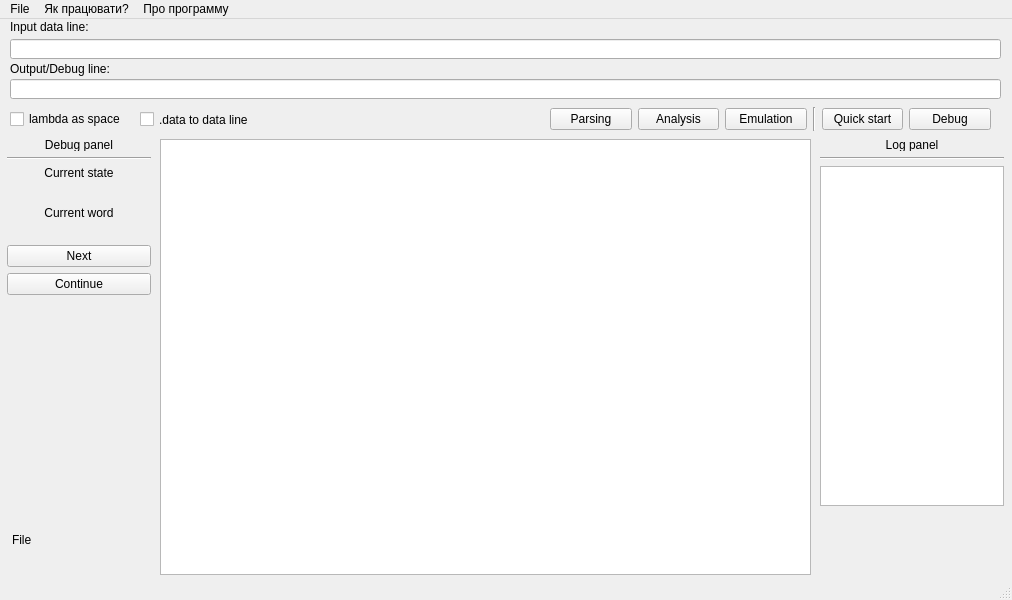
Old version of the form src/gui/mainwindow.ui in the repository Kaifolog/TME.
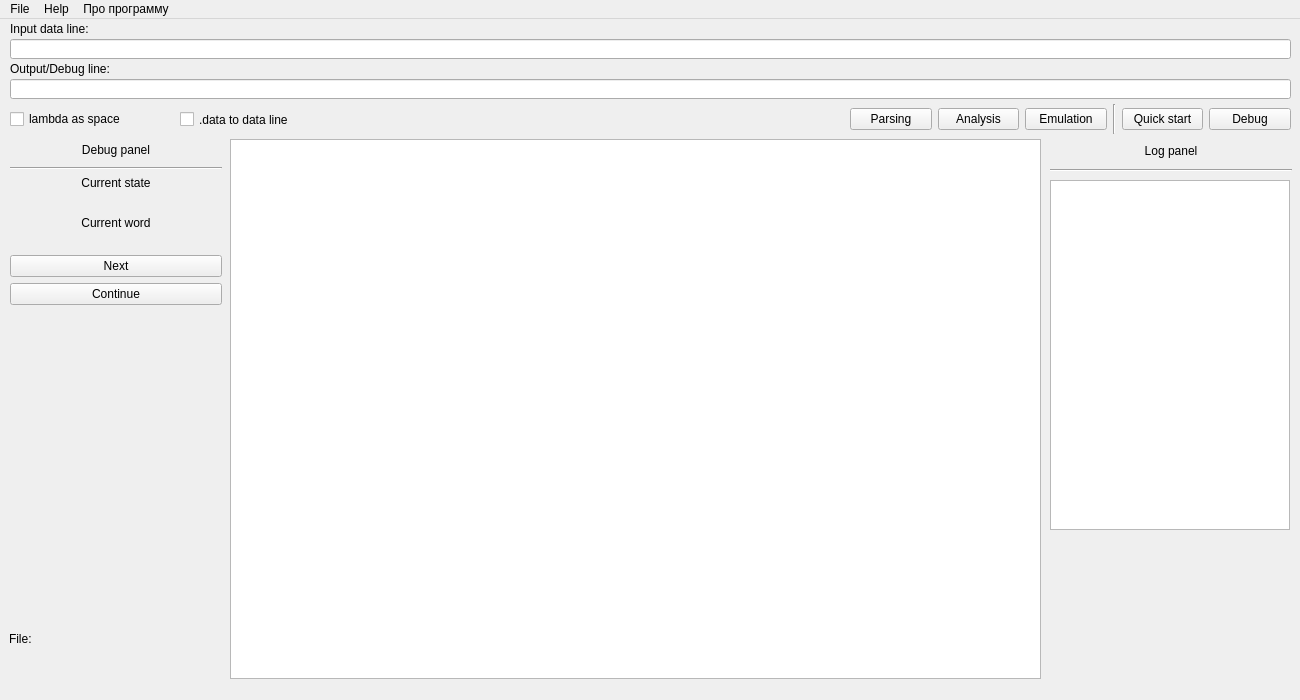
New version of the form.

Commit message: change(gui): makes window larger as well as parts of UI

```diff
--- a/src/gui/mainwindow.ui
+++ b/src/gui/mainwindow.ui
@@ -6,20 +6,20 @@
    <rect>
     <x>0</x>
     <y>0</y>
-    <width>1012</width>
-    <height>600</height>
+    <width>1300</width>
+    <height>700</height>
    </rect>
   </property>
   <property name="minimumSize">
    <size>
-    <width>1012</width>
-    <height>600</height>
+    <width>1300</width>
+    <height>700</height>
    </size>
   </property>
   <property name="maximumSize">
    <size>
-    <width>1012</width>
-    <height>600</height>
+    <width>1300</width>
+    <height>700</height>
    </size>
   </property>
   <property name="font">
@@ -47,24 +47,36 @@
    <widget class="QWidget" name="verticalLayoutWidget">
     <property name="geometry">
      <rect>
-      <x>0</x>
+      <x>10</x>
       <y>120</y>
-      <width>151</width>
+      <width>212</width>
       <height>231</height>
      </rect>
     </property>
     <layout class="QVBoxLayout" name="verticalLayout">
      <property name="leftMargin">
-      <number>7</number>
+      <number>0</number>
      </property>
      <item>
       <widget class="QLabel" name="label_8">
+       <property name="minimumSize">
+        <size>
+         <width>0</width>
+         <height>22</height>
+        </size>
+       </property>
        <property name="maximumSize">
         <size>
          <width>16777215</width>
-         <height>12</height>
+         <height>22</height>
         </size>
        </property>
+       <property name="font">
+        <font>
+         <family>Arial</family>
+         <pointsize>9</pointsize>
+        </font>
+       </property>
        <property name="layoutDirection">
         <enum>Qt::LeftToRight</enum>
        </property>
@@ -85,6 +97,12 @@
      </item>
      <item>
       <widget class="QLabel" name="label_2">
+       <property name="font">
+        <font>
+         <family>Arial</family>
+         <pointsize>9</pointsize>
+        </font>
+       </property>
        <property name="text">
         <string>Current state</string>
        </property>
@@ -95,6 +113,18 @@
      </item>
      <item>
       <widget class="QLabel" name="debugstatelbl">
+       <property name="minimumSize">
+        <size>
+         <width>210</width>
+         <height>0</height>
+        </size>
+       </property>
+       <property name="maximumSize">
+        <size>
+         <width>210</width>
+         <height>16777215</height>
+        </size>
+       </property>
        <property name="text">
         <string/>
        </property>
@@ -105,6 +135,12 @@
      </item>
      <item>
       <widget class="QLabel" name="label_4">
+       <property name="font">
+        <font>
+         <family>Arial</family>
+         <pointsize>9</pointsize>
+        </font>
+       </property>
        <property name="text">
         <string>Current word</string>
        </property>
@@ -115,6 +151,18 @@
      </item>
      <item>
       <widget class="QLabel" name="debugwordlbl">
+       <property name="minimumSize">
+        <size>
+         <width>210</width>
+         <height>0</height>
+        </size>
+       </property>
+       <property name="maximumSize">
+        <size>
+         <width>210</width>
+         <height>16777215</height>
+        </size>
+       </property>
        <property name="font">
         <font>
          <family>MS Shell Dlg 2</family>
@@ -134,6 +182,18 @@
      </item>
      <item>
       <widget class="QPushButton" name="debugnextbtn">
+       <property name="minimumSize">
+        <size>
+         <width>0</width>
+         <height>20</height>
+        </size>
+       </property>
+       <property name="font">
+        <font>
+         <family>Arial</family>
+         <pointsize>9</pointsize>
+        </font>
+       </property>
        <property name="text">
         <string>Next</string>
        </property>
@@ -141,6 +201,12 @@
      </item>
      <item>
       <widget class="QPushButton" name="skipButton">
+       <property name="font">
+        <font>
+         <family>Arial</family>
+         <pointsize>9</pointsize>
+        </font>
+       </property>
        <property name="text">
         <string>Continue</string>
        </property>
@@ -154,7 +220,7 @@
        <property name="sizeHint" stdset="0">
         <size>
          <width>20</width>
-         <height>40</height>
+         <height>10</height>
         </size>
        </property>
       </spacer>
@@ -164,24 +230,36 @@
    <widget class="QWidget" name="verticalLayoutWidget_2">
     <property name="geometry">
      <rect>
-      <x>820</x>
+      <x>1050</x>
       <y>120</y>
-      <width>191</width>
-      <height>441</height>
+      <width>242</width>
+      <height>463</height>
      </rect>
     </property>
     <layout class="QVBoxLayout" name="verticalLayout_2">
      <property name="rightMargin">
-      <number>7</number>
+      <number>0</number>
      </property>
      <item>
       <widget class="QLabel" name="label_6">
+       <property name="minimumSize">
+        <size>
+         <width>0</width>
+         <height>20</height>
+        </size>
+       </property>
        <property name="maximumSize">
         <size>
          <width>16777215</width>
-         <height>12</height>
+         <height>20</height>
         </size>
        </property>
+       <property name="font">
+        <font>
+         <family>Arial</family>
+         <pointsize>9</pointsize>
+        </font>
+       </property>
        <property name="text">
         <string>Log panel</string>
        </property>
@@ -202,10 +280,16 @@
        <property name="enabled">
         <bool>true</bool>
        </property>
+       <property name="minimumSize">
+        <size>
+         <width>240</width>
+         <height>350</height>
+        </size>
+       </property>
        <property name="maximumSize">
         <size>
-         <width>16777215</width>
-         <height>340</height>
+         <width>240</width>
+         <height>350</height>
         </size>
        </property>
        <property name="focusPolicy">
@@ -233,18 +317,11 @@
        <property name="sizeHint" stdset="0">
         <size>
          <width>20</width>
-         <height>20</height>
+         <height>70</height>
         </size>
        </property>
       </spacer>
      </item>
-     <item>
-      <widget class="QLabel" name="rowNumberLabel">
-       <property name="text">
-        <string/>
-       </property>
-      </widget>
-     </item>
     </layout>
    </widget>
    <widget class="QLineEdit" name="inputlineEdit">
@@ -252,7 +329,7 @@
      <rect>
       <x>10</x>
       <y>20</y>
-      <width>991</width>
+      <width>1281</width>
       <height>20</height>
      </rect>
     </property>
@@ -266,18 +343,24 @@
    <widget class="QWidget" name="horizontalLayoutWidget">
     <property name="geometry">
      <rect>
-      <x>550</x>
-      <y>80</y>
+      <x>850</x>
+      <y>75</y>
       <width>441</width>
-      <height>32</height>
+      <height>51</height>
      </rect>
     </property>
     <layout class="QHBoxLayout" name="horizontalLayout">
      <property name="topMargin">
-      <number>8</number>
+      <number>0</number>
      </property>
      <item>
       <widget class="QPushButton" name="parsingbtn">
+       <property name="font">
+        <font>
+         <family>Arial</family>
+         <pointsize>9</pointsize>
+        </font>
+       </property>
        <property name="text">
         <string>Parsing</string>
        </property>
@@ -285,6 +368,12 @@
      </item>
      <item>
       <widget class="QPushButton" name="analysisbtn">
+       <property name="font">
+        <font>
+         <family>Arial</family>
+         <pointsize>9</pointsize>
+        </font>
+       </property>
        <property name="text">
         <string>Analysis</string>
        </property>
@@ -292,6 +381,12 @@
      </item>
      <item>
       <widget class="QPushButton" name="emulationbtn">
+       <property name="font">
+        <font>
+         <family>Arial</family>
+         <pointsize>9</pointsize>
+        </font>
+       </property>
        <property name="text">
         <string>Emulation</string>
        </property>
@@ -299,6 +394,18 @@
      </item>
      <item>
       <widget class="Line" name="between_buttons_line">
+       <property name="minimumSize">
+        <size>
+         <width>0</width>
+         <height>30</height>
+        </size>
+       </property>
+       <property name="maximumSize">
+        <size>
+         <width>16777215</width>
+         <height>30</height>
+        </size>
+       </property>
        <property name="orientation">
         <enum>Qt::Vertical</enum>
        </property>
@@ -306,6 +413,13 @@
      </item>
      <item>
       <widget class="QPushButton" name="quickstartbtn">
+       <property name="font">
+        <font>
+         <family>Arial</family>
+         <pointsize>9</pointsize>
+         <stylestrategy>PreferAntialias</stylestrategy>
+        </font>
+       </property>
        <property name="text">
         <string>Quick start</string>
        </property>
@@ -313,6 +427,12 @@
      </item>
      <item>
       <widget class="QPushButton" name="debugbtn">
+       <property name="font">
+        <font>
+         <family>Arial</family>
+         <pointsize>9</pointsize>
+        </font>
+       </property>
        <property name="text">
         <string>Debug</string>
        </property>
@@ -325,7 +445,7 @@
      <rect>
       <x>10</x>
       <y>60</y>
-      <width>991</width>
+      <width>1281</width>
       <height>20</height>
      </rect>
     </property>
@@ -361,20 +481,42 @@
       <x>10</x>
       <y>0</y>
       <width>121</width>
-      <height>16</height>
+      <height>20</height>
      </rect>
     </property>
+    <property name="minimumSize">
+     <size>
+      <width>0</width>
+      <height>20</height>
+     </size>
+    </property>
+    <property name="maximumSize">
+     <size>
+      <width>16777215</width>
+      <height>20</height>
+     </size>
+    </property>
+    <property name="font">
+     <font>
+      <family>Arial</family>
+      <pointsize>9</pointsize>
+      <stylestrategy>PreferAntialias</stylestrategy>
+     </font>
+    </property>
     <property name="text">
      <string>Input data line:</string>
     </property>
+    <property name="alignment">
+     <set>Qt::AlignLeading|Qt::AlignLeft|Qt::AlignVCenter</set>
+    </property>
    </widget>
    <widget class="QLabel" name="label_7">
     <property name="geometry">
      <rect>
-      <x>12</x>
-      <y>510</y>
-      <width>20</width>
-      <height>21</height>
+      <x>9</x>
+      <y>610</y>
+      <width>41</width>
+      <height>20</height>
      </rect>
     </property>
     <property name="text">
@@ -384,10 +526,10 @@
    <widget class="QLabel" name="filestatuslbl">
     <property name="geometry">
      <rect>
-      <x>40</x>
-      <y>530</y>
-      <width>111</width>
-      <height>16</height>
+      <x>90</x>
+      <y>630</y>
+      <width>131</width>
+      <height>20</height>
      </rect>
     </property>
     <property name="text">
@@ -400,9 +542,9 @@
    <widget class="QLabel" name="filenamelbl">
     <property name="geometry">
      <rect>
-      <x>40</x>
-      <y>510</y>
-      <width>111</width>
+      <x>60</x>
+      <y>610</y>
+      <width>161</width>
       <height>20</height>
      </rect>
     </property>
@@ -416,12 +558,24 @@
    <widget class="QPlainTextEdit" name="mainTextField">
     <property name="geometry">
      <rect>
-      <x>160</x>
+      <x>230</x>
       <y>120</y>
-      <width>651</width>
-      <height>436</height>
+      <width>811</width>
+      <height>540</height>
      </rect>
     </property>
+    <property name="minimumSize">
+     <size>
+      <width>0</width>
+      <height>490</height>
+     </size>
+    </property>
+    <property name="maximumSize">
+     <size>
+      <width>16777215</width>
+      <height>540</height>
+     </size>
+    </property>
     <property name="font">
      <font>
       <family>Consolas</family>
@@ -440,10 +594,16 @@
      <rect>
       <x>10</x>
       <y>90</y>
-      <width>121</width>
+      <width>161</width>
       <height>20</height>
      </rect>
     </property>
+    <property name="font">
+     <font>
+      <family>Arial</family>
+      <pointsize>9</pointsize>
+     </font>
+    </property>
     <property name="text">
      <string>lambda as space</string>
     </property>
@@ -451,23 +611,54 @@
    <widget class="QCheckBox" name="datacheckBox">
     <property name="geometry">
      <rect>
-      <x>140</x>
+      <x>180</x>
       <y>90</y>
-      <width>131</width>
+      <width>151</width>
       <height>21</height>
      </rect>
     </property>
+    <property name="font">
+     <font>
+      <family>Arial</family>
+      <pointsize>9</pointsize>
+     </font>
+    </property>
     <property name="text">
      <string>.data to data line</string>
     </property>
    </widget>
+   <widget class="QLabel" name="rowNumberLabel">
+    <property name="geometry">
+     <rect>
+      <x>1050</x>
+      <y>630</y>
+      <width>231</width>
+      <height>20</height>
+     </rect>
+    </property>
+    <property name="minimumSize">
+     <size>
+      <width>20</width>
+      <height>20</height>
+     </size>
+    </property>
+    <property name="maximumSize">
+     <size>
+      <width>16777215</width>
+      <height>20</height>
+     </size>
+    </property>
+    <property name="text">
+     <string/>
+    </property>
+   </widget>
   </widget>
   <widget class="QMenuBar" name="menubar">
    <property name="geometry">
     <rect>
      <x>0</x>
      <y>0</y>
-     <width>1012</width>
+     <width>1300</width>
      <height>21</height>
     </rect>
    </property>
@@ -482,7 +673,7 @@
    </widget>
    <widget class="QMenu" name="menu_2">
     <property name="title">
-     <string>Як працювати?</string>
+     <string>Help</string>
     </property>
     <addaction name="action"/>
     <addaction name="action_2"/>
@@ -499,7 +690,6 @@
    <addaction name="menu_2"/>
    <addaction name="menu_3"/>
   </widget>
-  <widget class="QStatusBar" name="statusbar"/>
   <action name="actionOpen">
    <property name="text">
     <string>Open</string>
```
Left out of the diff: 24 changed lines with no effect on the pictures. The commit also changes 1 other file.
